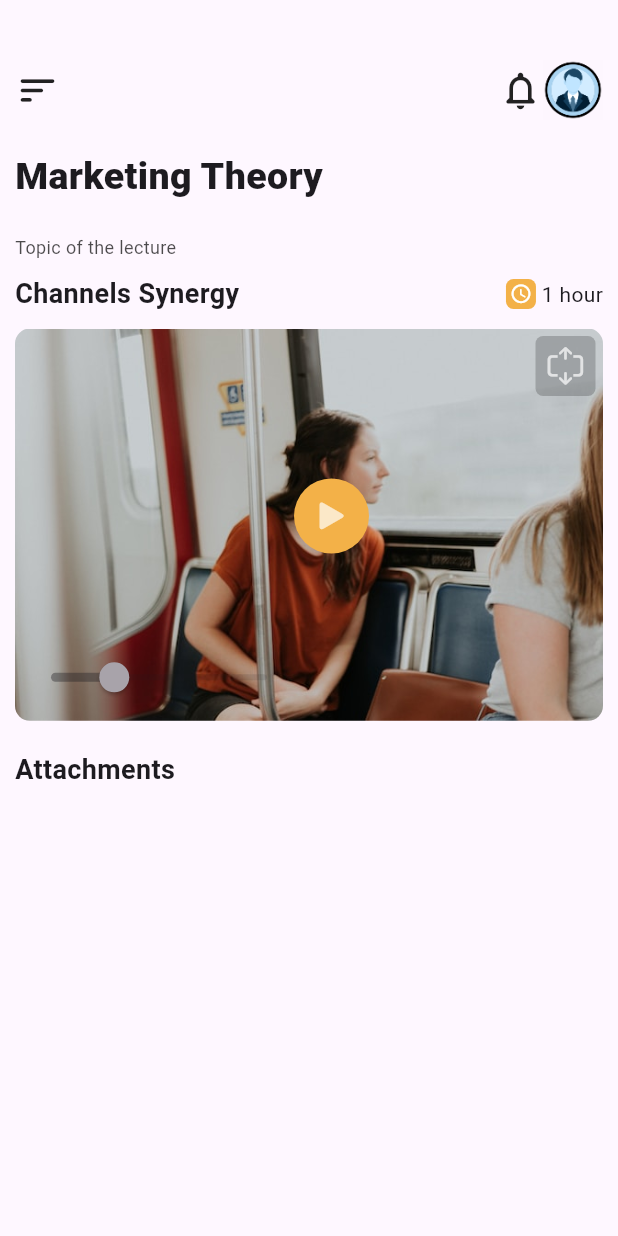
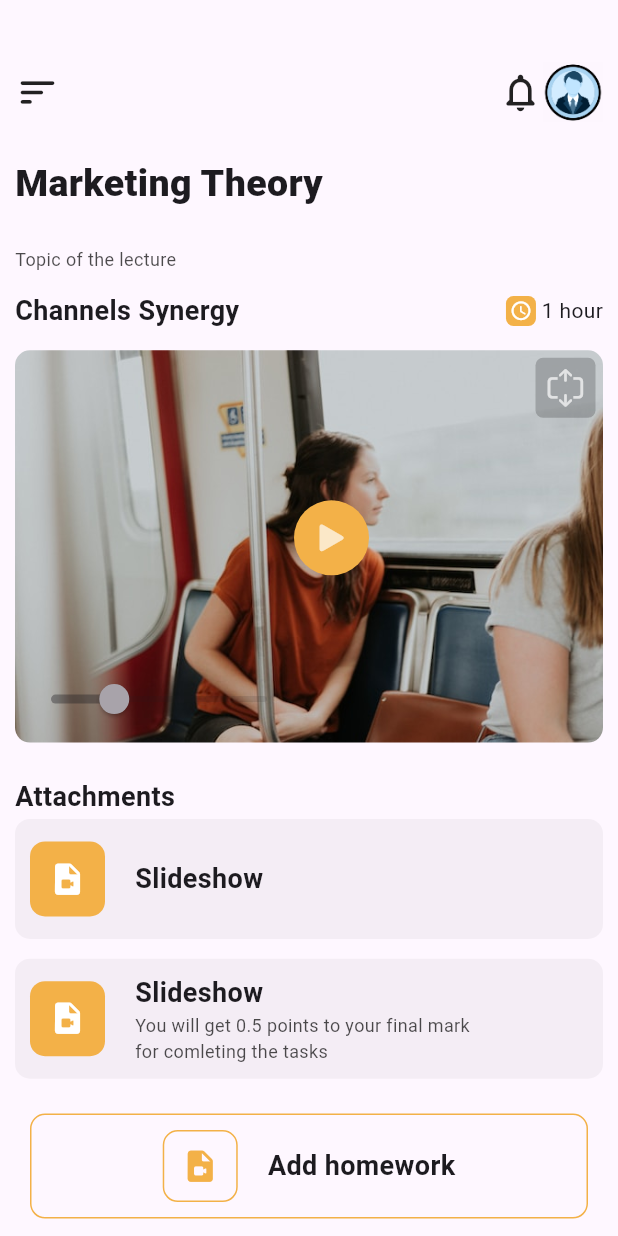
Before and after one commit to SAMIULLAH-KALHORO-DEV/online_academy_ui_design, a Flutter app: the screen it shows after launch, on a phone screen of 412 x 824 dp. Run offline on Flutter 3.47's test engine with Material 2 defaults, Android fonts, the phone set to English and light mode, and no system bars.

Commit message:
commenting work screen 2 UI completed

```diff
--- a/lib/main.dart
+++ b/lib/main.dart
@@ -1,7 +1,6 @@
 import 'package:flutter/material.dart';
 import 'package:online_academy_ui_design/widgets/screen2.dart';
 
-import 'home.dart';
 
 void main(List<String> args) {
   runApp(const MyApp());
--- a/lib/widgets/screen2.dart
+++ b/lib/widgets/screen2.dart
@@ -10,7 +10,10 @@ class Screen2 extends StatelessWidget {
     return Scaffold(
       body: Padding(
         padding: const EdgeInsets.only(left: 10, top: 40, right: 10),
-        child: Column(crossAxisAlignment: CrossAxisAlignment.start, children: [
+        child: Column(
+            crossAxisAlignment: CrossAxisAlignment.start,
+            mainAxisAlignment: MainAxisAlignment.spaceEvenly,
+            children: [
               Row(mainAxisAlignment: MainAxisAlignment.spaceBetween, children: [
                 const Icon(
                   Icons.sort_rounded,
@@ -59,7 +62,7 @@ class Screen2 extends StatelessWidget {
               Stack(children: [
                 ClipRRect(
                   borderRadius: BorderRadius.circular(10),
-              child: Image(image: AssetImage("assets/image2.jpg")),
+                  child: const Image(image: AssetImage("assets/image2.jpg")),
                 ),
                 Positioned(
                   right: 5,
@@ -105,6 +108,109 @@ class Screen2 extends StatelessWidget {
               ]),
               const SizedBox(height: 20),
               Text("Attachments", style: TextStyling().h3),
+              Container(
+                // margin: const EdgeInsets.all(20),
+                padding: const EdgeInsets.all(10),
+                height: 80,
+                width: MediaQuery.of(context).size.width,
+                decoration: BoxDecoration(
+                    color: Colors.black12.withOpacity(0.04),
+                    borderRadius: BorderRadius.circular(10)),
+                child: Row(children: [
+                  Container(
+                      height: 50,
+                      width: 50,
+                      decoration: BoxDecoration(
+                        // shape: BoxShape.circle,
+                        borderRadius: BorderRadius.circular(10),
+                        color: Pallete.mainBgColor,
+                      ),
+                      child: const Icon(
+                        Icons.video_file_rounded,
+                        color: Colors.white,
+                        size: 25,
+                      )),
+                  const SizedBox(width: 20),
+                  Text(
+                    "Slideshow",
+                    style: TextStyling().h3,
+                  ),
+                ]),
+              ),
+              const SizedBox(height: 10),
+              Container(
+                // margin: const EdgeInsets.all(20),
+                padding: const EdgeInsets.all(10),
+                height: 80,
+                width: MediaQuery.of(context).size.width,
+                decoration: BoxDecoration(
+                    color: Colors.black12.withOpacity(0.04),
+                    borderRadius: BorderRadius.circular(10)),
+                child: Row(children: [
+                  Container(
+                      height: 50,
+                      width: 50,
+                      decoration: BoxDecoration(
+                        // shape: BoxShape.circle,
+                        borderRadius: BorderRadius.circular(10),
+                        color: Pallete.mainBgColor,
+                      ),
+                      child: const Icon(
+                        Icons.video_file_rounded,
+                        color: Colors.white,
+                        size: 25,
+                      )),
+                  const SizedBox(width: 20),
+                  Column(
+                    crossAxisAlignment: CrossAxisAlignment.start,
+                    children: [
+                      Text(
+                        "Slideshow",
+                        style: TextStyling().h3,
+                      ),
+                      Expanded(
+                        child: Text(
+                          "You will get 0.5 points to your final mark \nfor comleting the tasks",
+                          style: TextStyling().h2,
+                        ),
+                      )
+                    ],
+                  ),
+                ]),
+              ),
+              const SizedBox(height: 10),
+              Container(
+                margin: const EdgeInsets.all(10),
+                padding: const EdgeInsets.all(10),
+                height: 70,
+                width: MediaQuery.of(context).size.width,
+                decoration: BoxDecoration(
+                    // color: Colors.black12.withOpacity(0.04),
+                    border: Border.all(color: Pallete.mainBgColor),
+                    borderRadius: BorderRadius.circular(10)),
+                child:
+                    Row(mainAxisAlignment: MainAxisAlignment.center, children: [
+                  Container(
+                      height: 50,
+                      width: 50,
+                      decoration: BoxDecoration(
+                        // shape: BoxShape.circle,
+                        borderRadius: BorderRadius.circular(10),
+                        // color: Pallete.mainBgColor,
+                        border: Border.all(color: Pallete.mainBgColor),
+                      ),
+                      child: const Icon(
+                        Icons.video_file_rounded,
+                        color: Pallete.mainBgColor,
+                        size: 25,
+                      )),
+                  const SizedBox(width: 20),
+                  Text(
+                    "Add homework",
+                    style: TextStyling().h3,
+                  ),
+                ]),
+              ),
             ]),
       ),
     );
```
Lines whose indentation alone changed are shown as unchanged.
